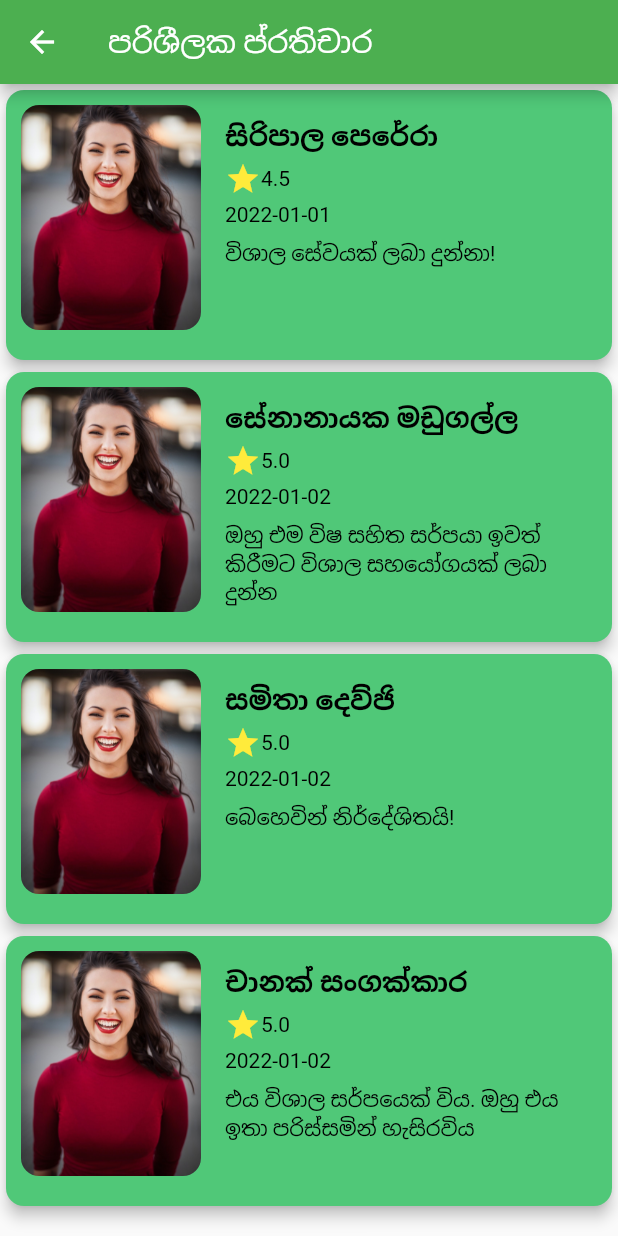
After one commit to DushanthaOlinda/VenomVerseApp, a Flutter app: the FeedbackView screen opened directly, on a phone screen of 412 x 824 dp. The commit adds this screen. Run offline on Flutter 3.47's test engine with Material 2 defaults, Android fonts, the phone set to English and light mode, and no system bars; our stand-ins replace animated_bottom_navigation_bar, camera, flutter_login, image_picker, rflutter_alert, rounded_loading_button and 1 more; missing offline and left inert: app_bar_with_search_switch, art_sweetalert, flutter_credit_card_new, group_list_view, horizontal_card_pager, profile and 2 more.

Commit message:
user feedback viewdone

```diff
--- /dev/null
+++ b/lib/screens/pages/catcher/feedback_view.dart
@@ -0,0 +1,145 @@
+import 'package:flutter/material.dart';
+
+class FeedbackView extends StatefulWidget {
+  const FeedbackView({Key? key}) : super(key: key);
+
+  @override
+  FeedbackViewState createState() => FeedbackViewState();
+}
+
+class FeedbackViewState extends State<FeedbackView> {
+  List<Review> reviews = [
+    Review(
+      userImage: 'assets/images/feedbackuserimage.jpeg',
+      userName: 'සිරිපාල පෙරේරා',
+      starRating: 4.5,
+      date: '2022-01-01',
+      comment: 'විශාල සේවයක් ලබා දුන්නා!',
+    ),
+    Review(
+      userImage: 'assets/images/feedbackuserimage.jpeg',
+      userName: 'සේනානායක මඩුගල්ල',
+      starRating: 5.0,
+      date: '2022-01-02',
+      comment: 'ඔහු එම විෂ සහිත සර්පයා ඉවත් කිරීමට විශාල සහයෝගයක් ලබා දුන්න',
+    ),
+    Review(
+      userImage: 'assets/images/feedbackuserimage.jpeg',
+      userName: 'සමිතා දෙව්ජි',
+      starRating: 5.0,
+      date: '2022-01-02',
+      comment: 'බෙහෙවින් නිර්දේශිතයි!',
+    ),
+    Review(
+      userImage: 'assets/images/feedbackuserimage.jpeg',
+      userName: 'චානක් සංගක්කාර',
+      starRating: 5.0,
+      date: '2022-01-02',
+      comment: 'එය විශාල සර්පයෙක් විය. ඔහු එය ඉතා පරිස්සමින් හැසිරවිය',
+    ),
+  ];
+
+  @override
+  Widget build(BuildContext context) {
+    return Scaffold(
+      appBar: AppBar(
+        title: const Text('පරිශීලක ප්රතිචාර'),
+      ),
+      body: ListView.builder(
+        scrollDirection: Axis.vertical,
+        itemCount: reviews.length,
+        itemBuilder: (context, index) {
+          return ReviewItem(review: reviews[index]);
+        },
+      ),
+    );
+  }
+}
+
+class Review {
+  final String userImage;
+  final String userName;
+  final double starRating;
+  final String date;
+  final String comment;
+
+  Review({
+    required this.userImage,
+    required this.userName,
+    required this.starRating,
+    required this.date,
+    required this.comment,
+  });
+}
+
+class ReviewItem extends StatelessWidget {
+  final Review review;
+
+  const ReviewItem({Key? key, required this.review}) : super(key: key);
+
+  @override
+  Widget build(BuildContext context) {
+    return Card(
+      color: const Color(0xFF50C878),
+      elevation: 4,
+      shape: RoundedRectangleBorder(
+        borderRadius: BorderRadius.circular(12), // Increase the border radius as needed
+      ),
+      child: Container(
+        height: 180, // Adjust the height as needed
+        padding: const EdgeInsets.all(10),
+        child: Row(
+          crossAxisAlignment: CrossAxisAlignment.start,
+          children: [
+            ClipRRect(
+              borderRadius: BorderRadius.circular(12), // Increase the border radius as needed
+              child: Image.asset(
+                review.userImage,
+                width: 120,
+                height: 150,
+                fit: BoxFit.cover,
+              ),
+            ),
+            const SizedBox(width: 16),
+            Expanded(
+              child: Column(
+                crossAxisAlignment: CrossAxisAlignment.start,
+                children: [
+                  const SizedBox(height: 8), // Add spacing between name and other details
+                  Text(
+                    review.userName,
+                    style: const TextStyle(
+                      fontSize: 18,
+                      fontWeight: FontWeight.bold,
+                      color: Colors.black,
+                    ),
+                  ),
+                  const SizedBox(height: 4),
+                  Row(
+                    children: [
+                      const Icon(Icons.star, color: Colors.yellow),
+                      Text(
+                        review.starRating.toString(),
+                        style: const TextStyle(color: Colors.black),
+                      ),
+                    ],
+                  ),
+                  const SizedBox(height: 4),
+                  Text(
+                    review.date,
+                    style: const TextStyle(color: Colors.black),
+                  ),
+                  const SizedBox(height: 8),
+                  Text(
+                    review.comment,
+                    style: const TextStyle(color: Colors.black),
+                  ),
+                ],
+              ),
+            ),
+          ],
+        ),
+      ),
+    );
+  }
+}
--- a/lib/screens/pages/learn_page.dart
+++ b/lib/screens/pages/learn_page.dart
@@ -4,6 +4,7 @@ import 'package:horizontal_card_pager/horizontal_card_pager.dart';
 import 'package:horizontal_card_pager/card_item.dart';
 import 'catcher/catcher_list.dart';
 import 'catcher/catcher_request.dart';
+import 'catcher/feedback_view.dart';
 import 'catcher/requestform_details.dart';
 import 'catcher/requests_list.dart';
 import 'catcher/result_popup.dart';
@@ -37,7 +38,7 @@ class _LearnPageState extends State<LearnPage> {
                 onPressed: () {
                   Navigator.push(
                     context,
-                    MaterialPageRoute(builder: (context) => ServiceRequests(key: UniqueKey())),
+                    MaterialPageRoute(builder: (context) => FeedbackView(key: UniqueKey())),
 
                   );
                 },
--- a/pubspec.yaml
+++ b/pubspec.yaml
@@ -62,6 +62,7 @@ dependencies:
   video_player: ^2.7.0
   stepper_list_view: ^0.0.1
   art_sweetalert: ^0.0.5
+  multiviewlist: ^0.0.1
 
 
 dev_dependencies:
```
Also changed, not shown: assets/images/feedbackuserimage.jpeg (added), pubspec.lock.
